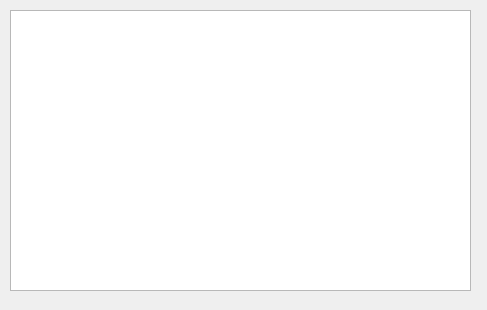
Above: edit_employee.ui from ButterSydUp/Blockbusted before the change. Below: the same form after it.
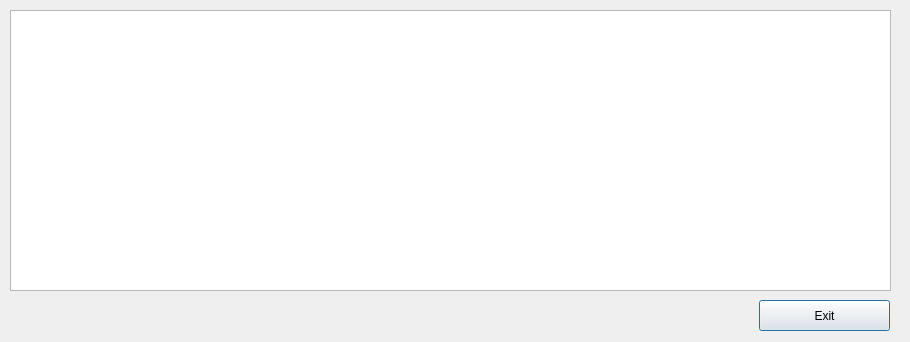
That is the form after the change.

What changed in the file:
```diff
--- a/edit_employee.ui
+++ b/edit_employee.ui
@@ -6,8 +6,8 @@
    <rect>
     <x>0</x>
     <y>0</y>
-    <width>487</width>
-    <height>310</height>
+    <width>910</width>
+    <height>342</height>
    </rect>
   </property>
   <property name="windowTitle">
@@ -18,11 +18,24 @@
     <rect>
      <x>10</x>
      <y>10</y>
-     <width>461</width>
+     <width>881</width>
      <height>281</height>
     </rect>
    </property>
   </widget>
+  <widget class="QPushButton" name="Exit">
+   <property name="geometry">
+    <rect>
+     <x>759</x>
+     <y>300</y>
+     <width>131</width>
+     <height>31</height>
+    </rect>
+   </property>
+   <property name="text">
+    <string>Exit</string>
+   </property>
+  </widget>
  </widget>
  <resources/>
  <connections/>
```
Left out of the diff: 21 changed lines with no effect on the pictures.
